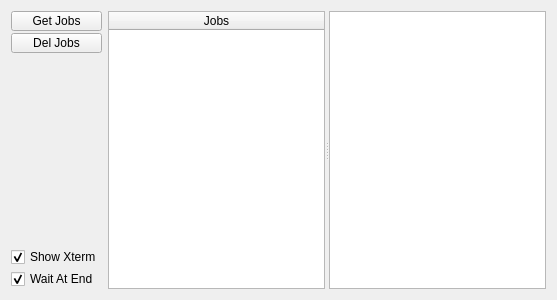
This is appli/grapher/gui/src/wgLogs.ui in snaress/studio as Qt 5 draws it before an edit. The edited form follows.
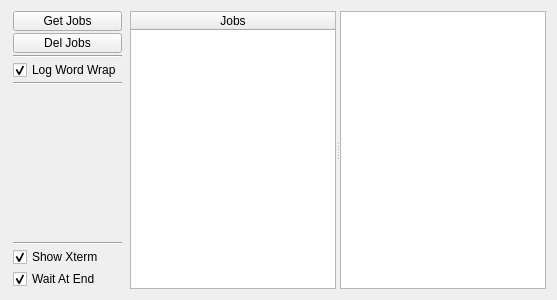
This is the edited form.

What changed in the file:
```diff
--- a/appli/grapher/gui/src/wgLogs.ui
+++ b/appli/grapher/gui/src/wgLogs.ui
@@ -19,6 +19,12 @@
      <property name="spacing">
       <number>2</number>
      </property>
+     <property name="leftMargin">
+      <number>2</number>
+     </property>
+     <property name="rightMargin">
+      <number>2</number>
+     </property>
      <item>
       <widget class="QPushButton" name="pbGetJobs">
        <property name="maximumSize">
@@ -51,6 +57,30 @@
        </property>
       </widget>
      </item>
+     <item>
+      <widget class="Line" name="line">
+       <property name="orientation">
+        <enum>Qt::Horizontal</enum>
+       </property>
+      </widget>
+     </item>
+     <item>
+      <widget class="QCheckBox" name="cbWordWrap">
+       <property name="text">
+        <string>Log Word Wrap</string>
+       </property>
+       <property name="checked">
+        <bool>true</bool>
+       </property>
+      </widget>
+     </item>
+     <item>
+      <widget class="Line" name="line_2">
+       <property name="orientation">
+        <enum>Qt::Horizontal</enum>
+       </property>
+      </widget>
+     </item>
      <item>
       <spacer name="verticalSpacer_3">
        <property name="orientation">
@@ -64,6 +94,13 @@
        </property>
       </spacer>
      </item>
+     <item>
+      <widget class="Line" name="line_3">
+       <property name="orientation">
+        <enum>Qt::Horizontal</enum>
+       </property>
+      </widget>
+     </item>
      <item>
       <widget class="QCheckBox" name="cbShowXterm">
        <property name="text">
```
